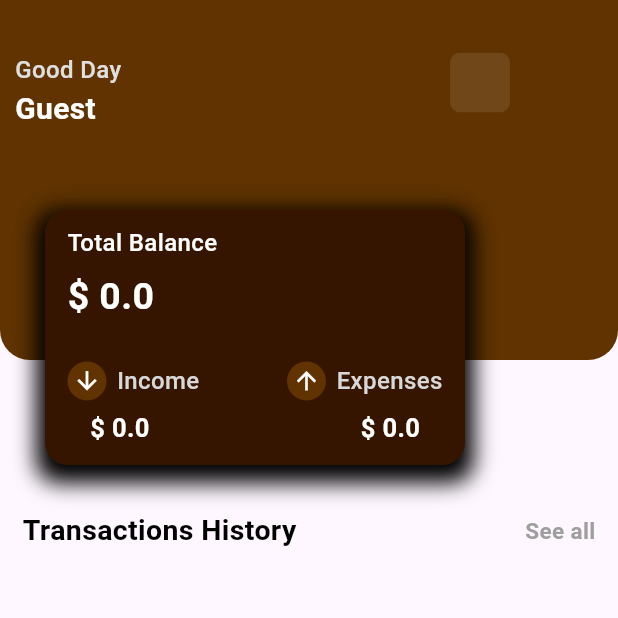
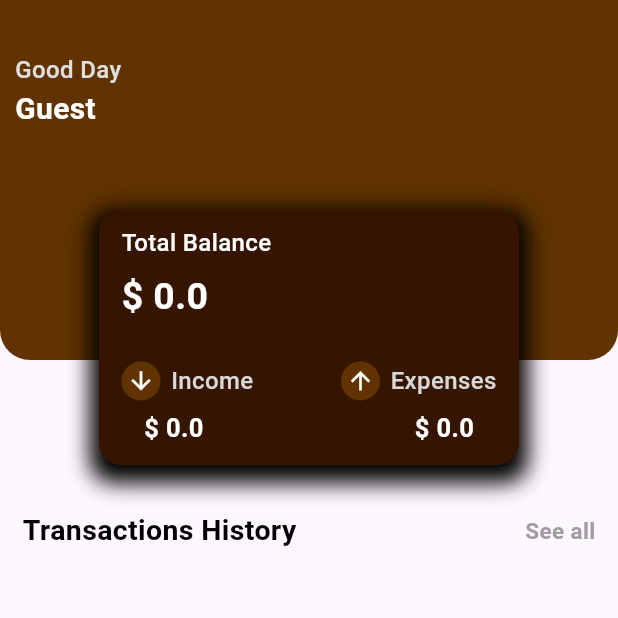
Before and after one commit to 2019331012/Project_350, a Flutter app: the Home screen opened directly, on a phone screen of 412 x 824 dp, the top half of it. Run offline on Flutter 3.47's test engine with Material 3 defaults, Android fonts, the phone set to English and light mode, and no system bars; our stand-ins replace cloud_firestore, firebase_auth, firebase_core, hive, hive_flutter, logger and 1 more; accounts and stored records are empty.

Commit message:
UI change

```diff
--- a/lib/Screens/home.dart
+++ b/lib/Screens/home.dart
@@ -250,18 +250,18 @@ class _HomeState extends State<Home> {
                   ),
                   child: Stack(
                     children: [
-                      Positioned(
-                        top: 35,
-                        left: 300,
-                        child: ClipRRect(
-                          borderRadius: BorderRadius.circular(7),
-                          child: Container(
-                            height: 40,
-                            width: 40,
-                            color: Color.fromRGBO(250, 250, 250, 0.1),
-                          ),
-                        ),
-                      ),
+                      // Positioned(
+                      //   top: 35,
+                      //   left: 300,
+                      //   child: ClipRRect(
+                      //     borderRadius: BorderRadius.circular(7),
+                      //     child: Container(
+                      //       height: 100,
+                      //       width: 40,
+                      //       color: Color.fromRGBO(250, 250, 250, 0.1),
+                      //     ),
+                      //   ),
+                      // ),
                       Padding(
                         padding: const EdgeInsets.only(top: 35, left: 10),
                         child: Column(
@@ -293,7 +293,7 @@ class _HomeState extends State<Home> {
             ),
             Positioned(
               top: 140,
-              left: 30,
+              left: MediaQuery.of(context).size.width / 2 - 140,
               child: Container(
                 height: 170,
                 width: 280,
```
